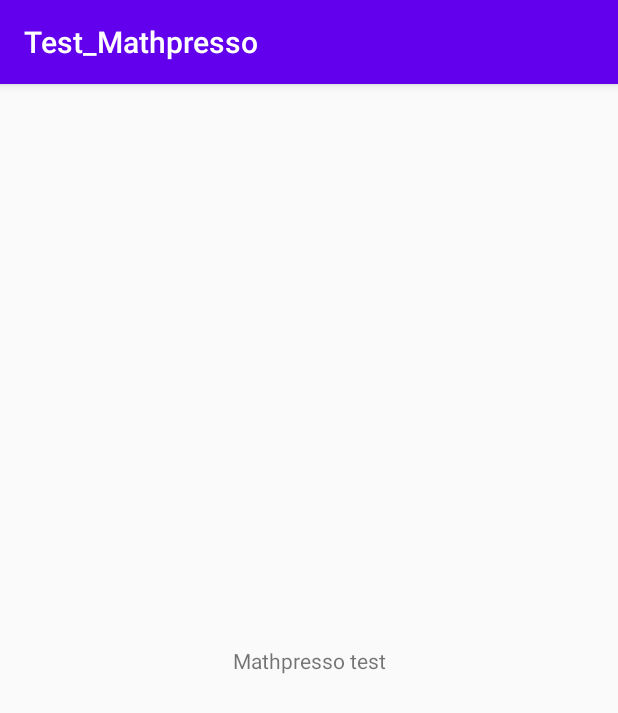
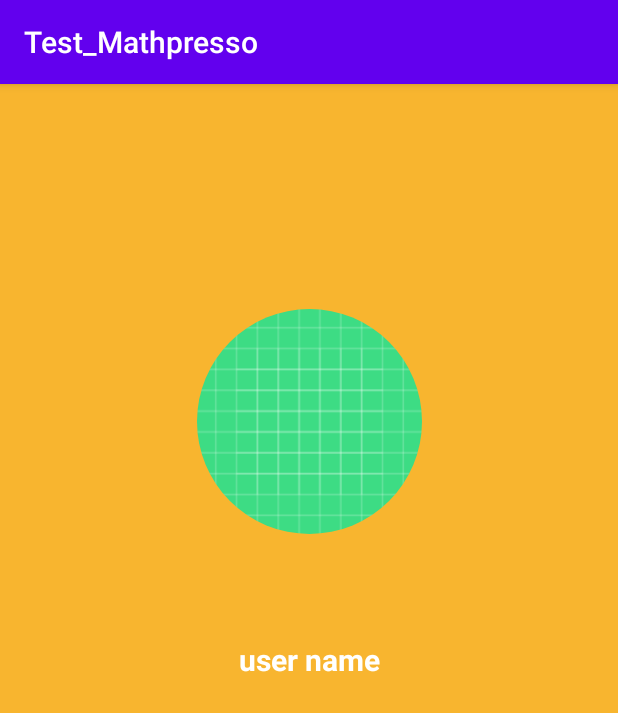
Before and after one commit to songkyunghee/mvp_github_api_example, an Android app: the screen it shows after launch (MainActivity before the commit, ProfileActivity after it), on a phone screen of 412 x 824 dp. Shown: the top 713 px of the screen. Run offline under Robolectric (Android 15) with nearby library versions, the phone set to English and light mode, and no system bars; our stand-ins replace CircleImageView.

Commit message:
Githup user search project 구현중

```diff
--- a/app/src/main/AndroidManifest.xml
+++ b/app/src/main/AndroidManifest.xml
@@ -1,6 +1,8 @@
 <?xml version="1.0" encoding="utf-8"?>
 <manifest xmlns:android="http://schemas.android.com/apk/res/android"
     package="com.kyunghee.test_mathpresso">
+
+    <uses-permission android:name="android.permission.INTERNET"/>
 
     <application
         android:allowBackup="true"
@@ -9,7 +11,8 @@
         android:roundIcon="@mipmap/ic_launcher_round"
         android:supportsRtl="true"
         android:theme="@style/AppTheme">
-        <activity android:name=".MainActivity">
+        <activity android:name=".SearchActivity"></activity>
+        <activity android:name=".ProfileActivity">
             <intent-filter>
                 <action android:name="android.intent.action.MAIN" />
 
--- /dev/null
+++ b/app/src/main/java/com/kyunghee/test_mathpresso/ProfileActivity.kt
@@ -0,0 +1,16 @@
+package com.kyunghee.test_mathpresso
+
+import androidx.appcompat.app.AppCompatActivity
+import android.os.Bundle
+
+class ProfileActivity : AppCompatActivity() {
+
+    override fun onCreate(savedInstanceState: Bundle?) {
+        super.onCreate(savedInstanceState)
+        setContentView(R.layout.activity_profile)
+
+
+
+
+    }
+}
--- a/app/src/main/java/com/kyunghee/test_mathpresso/MainActivity.kt
+++ b/app/src/main/java/com/kyunghee/test_mathpresso/SearchActivity.kt
@@ -3,10 +3,10 @@ package com.kyunghee.test_mathpresso
 import androidx.appcompat.app.AppCompatActivity
 import android.os.Bundle
 
-class MainActivity : AppCompatActivity() {
+class SearchActivity : AppCompatActivity() {
 
     override fun onCreate(savedInstanceState: Bundle?) {
         super.onCreate(savedInstanceState)
-        setContentView(R.layout.activity_main)
+        setContentView(R.layout.activity_search)
     }
 }
--- a/app/src/main/res/layout/activity_main.xml
+++ /dev/null
@@ -1,18 +0,0 @@
-<?xml version="1.0" encoding="utf-8"?>
-<androidx.constraintlayout.widget.ConstraintLayout xmlns:android="http://schemas.android.com/apk/res/android"
-    xmlns:app="http://schemas.android.com/apk/res-auto"
-    xmlns:tools="http://schemas.android.com/tools"
-    android:layout_width="match_parent"
-    android:layout_height="match_parent"
-    tools:context=".MainActivity">
-
-    <TextView
-        android:layout_width="wrap_content"
-        android:layout_height="wrap_content"
-        android:text="Mathpresso test"
-        app:layout_constraintBottom_toBottomOf="parent"
-        app:layout_constraintLeft_toLeftOf="parent"
-        app:layout_constraintRight_toRightOf="parent"
-        app:layout_constraintTop_toTopOf="parent" />
-
-</androidx.constraintlayout.widget.ConstraintLayout>
--- /dev/null
+++ b/app/src/main/res/layout/activity_profile.xml
@@ -0,0 +1,36 @@
+<?xml version="1.0" encoding="utf-8"?>
+<androidx.constraintlayout.widget.ConstraintLayout
+    xmlns:android="http://schemas.android.com/apk/res/android"
+    xmlns:app="http://schemas.android.com/apk/res-auto"
+    xmlns:tools="http://schemas.android.com/tools"
+    android:layout_width="match_parent"
+    android:layout_height="match_parent"
+    android:background="@color/orange"
+    tools:context=".ProfileActivity">
+
+
+   <de.hdodenhof.circleimageview.CircleImageView
+       android:id="@+id/img_profile"
+       android:layout_width="150dp"
+       android:layout_height="150dp"
+       android:src="@drawable/ic_launcher_background"
+       android:layout_marginTop="150dp"
+       app:layout_constraintStart_toStartOf="parent"
+       app:layout_constraintEnd_toEndOf="parent"
+       app:layout_constraintTop_toTopOf="parent"/>
+
+
+    <TextView
+        android:layout_width="wrap_content"
+        android:layout_height="wrap_content"
+        android:text="user name"
+        android:textStyle="bold"
+        android:textColor="@color/white"
+        android:textSize="20sp"
+        android:layout_marginTop="70dp"
+        app:layout_constraintStart_toStartOf="parent"
+        app:layout_constraintEnd_toEndOf="parent"
+        app:layout_constraintTop_toBottomOf="@id/img_profile"
+        />
+
+</androidx.constraintlayout.widget.ConstraintLayout>
--- a/app/src/main/res/values/colors.xml
+++ b/app/src/main/res/values/colors.xml
@@ -3,4 +3,7 @@
     <color name="colorPrimary">#6200EE</color>
     <color name="colorPrimaryDark">#3700B3</color>
     <color name="colorAccent">#03DAC5</color>
+    <color name="white">#ffffff</color>
+    <color name="black">#000000</color>
+    <color name="orange">#F8B52F</color>
 </resources>
```
Also changed, not shown: app/build.gradle (+22 -0 lines), app/src/main/java/com/kyunghee/test_mathpresso/GithubApi.kt (added, +11 -0 lines), app/src/main/java/com/kyunghee/test_mathpresso/GithubResponse.kt (added, +9 -0 lines), app/src/main/java/com/kyunghee/test_mathpresso/RetrofitService.kt (added, +33 -0 lines), app/src/main/res/drawable/search_round.xml (added, +8 -0 lines), app/src/main/res/layout/activity_search.xml (added, +80 -0 lines), app/src/main/res/drawable/ic_search.png (added).
